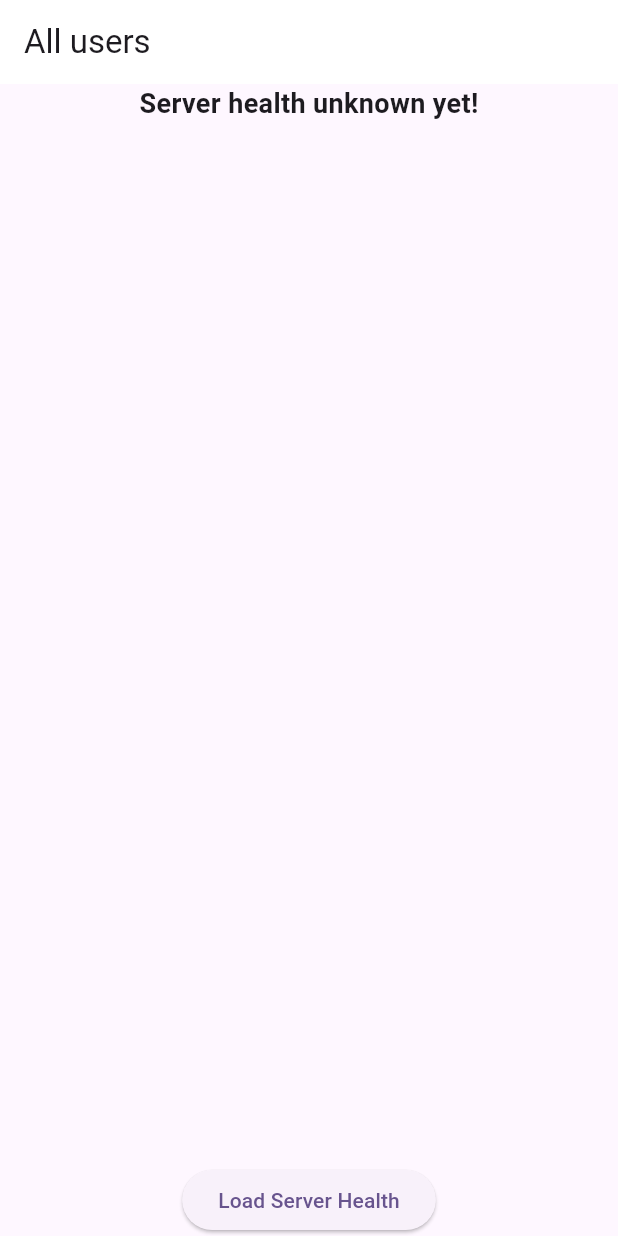
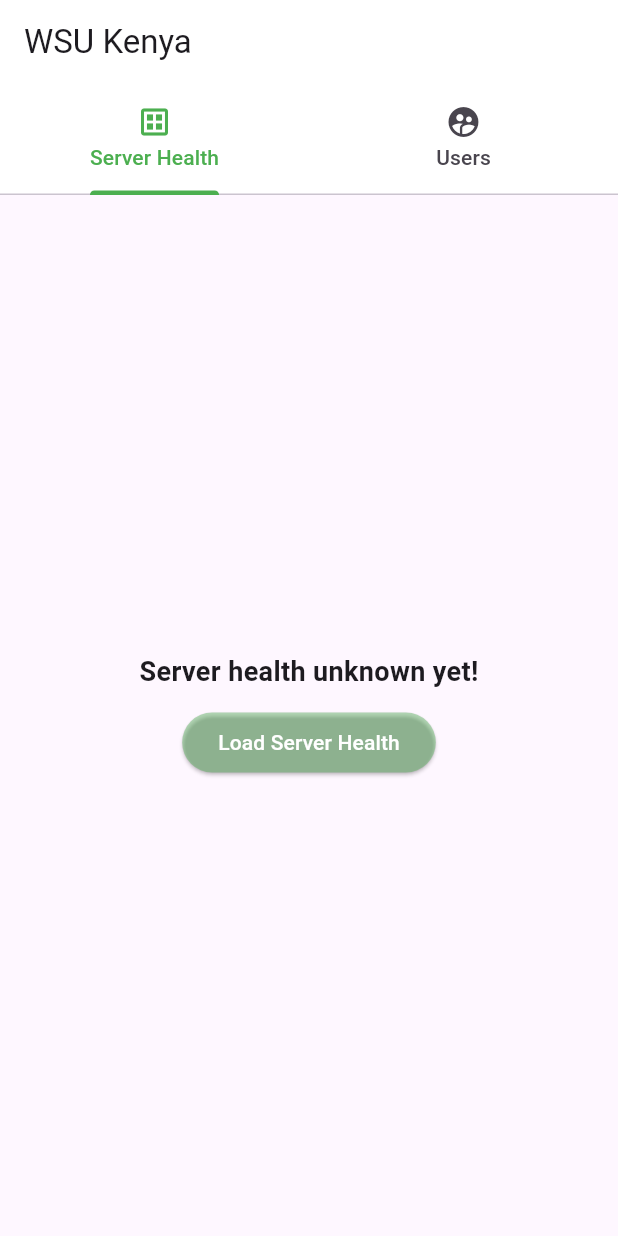
Before and after one commit to rodgersBRY/wsu-flutter-repo, a Flutter app: the screen it shows after launch, on a phone screen of 412 x 824 dp. Run offline on Flutter 3.47's test engine with Material 3 defaults, Android fonts, the phone set to English and light mode, and no system bars.

Commit message:
fetch all users, view user details

```diff
--- a/lib/models/user.model.dart
+++ b/lib/models/user.model.dart
@@ -1,16 +1,18 @@
-
 class User {
+  String id;
   String firstName;
   String lastName;
   String email;
 
   User({
+    required this.id,
     required this.firstName,
     required this.lastName,
     required this.email,
   });
 
   factory User.fromJson(Map<String, dynamic> json) => User(
+        id: json['_id'],
         firstName: json["firstName"],
         lastName: json["lastName"],
         email: json["email"],
--- a/lib/pages/home.dart
+++ b/lib/pages/home.dart
@@ -1,8 +1,6 @@
-import 'dart:convert';
-
 import 'package:flutter/material.dart';
-import 'package:http/http.dart' as http;
-import 'package:wsu_flutter/utils/app_constants.dart';
+import 'package:wsu_flutter/widgets/server-health-widget.dart';
+import 'package:wsu_flutter/widgets/user-screen-widget.dart';
 
 class HomePage extends StatefulWidget {
   const HomePage({super.key});
@@ -12,69 +10,35 @@ class HomePage extends StatefulWidget {
 }
 
 class _HomePageState extends State<HomePage> {
-  String message = "Server health unknown yet!";
-  bool loading = false;
-
-  // method to fetch api health using http package
-  Future loadServerHealth() async {
-    try {
-      setState(() {
-        loading = true;
-      });
-
-      final response =
-          await http.get(Uri.parse("${AppConstants.baseUrl}/api/health"));
-
-      var jsonData = json.decode(response.body);
-
-      setState(() {
-        message = jsonData['message'];
-      });
-    } catch (err) {
-      setState(() {
-        message = "Unable to connect to server";
-      });
-    } finally {
-      setState(() {
-        loading = false;
-      });
-    }
-
-    // Print debug statement
-    print("Loading status: $loading");
-  }
-
   @override
   Widget build(BuildContext context) {
-    return Scaffold(
-      appBar: AppBar(
-        title: const Text('All users'),
-        backgroundColor: Colors.white,
-      ),
-      body: Column(
-        crossAxisAlignment: CrossAxisAlignment.start,
-        children: [
-          Center(
-            child: loading
-                ? const CircularProgressIndicator(
-                    color: Colors.grey,
-                  )
-                : Text(
-                    message,
-                    style: const TextStyle(
-                      fontSize: 18,
-                      fontWeight: FontWeight.bold,
-                    ),
-                  ),
+    return DefaultTabController(
+      length: 2,
+      child: Scaffold(
+        appBar: AppBar(
+          title: const Text('WSU Kenya'),
+          backgroundColor: Colors.white,
+          bottom: const TabBar(
+            indicatorColor: Colors.green,
+            labelColor: Colors.green,
+            tabs: [
+              Tab(
+                text: "Server Health",
+                icon: Icon(Icons.dataset_outlined),
+              ),
+              Tab(
+                text: "Users",
+                icon: Icon(Icons.supervised_user_circle),
+              ),
+            ],
           ),
-          Expanded(child: Container()),
-          Center(
-            child: ElevatedButton(
-              onPressed: loadServerHealth,
-              child: const Text("Load Server Health"),
-            ),
-          )
-        ],
+        ),
+        body: const TabBarView(
+          children: [
+            ServerHealthWidget(),
+            UserScreenWidget(),
+          ],
+        ),
       ),
     );
   }
--- /dev/null
+++ b/lib/widgets/server-health-widget.dart
@@ -0,0 +1,77 @@
+import 'dart:convert';
+
+import 'package:flutter/material.dart';
+import 'package:http/http.dart' as http;
+
+import '../utils/app_constants.dart';
+
+class ServerHealthWidget extends StatefulWidget {
+  const ServerHealthWidget({super.key});
+
+  @override
+  State<ServerHealthWidget> createState() => _ServerHealthWidgetState();
+}
+
+class _ServerHealthWidgetState extends State<ServerHealthWidget> {
+  String message = "Server health unknown yet!";
+  bool loading = false;
+
+  // method to fetch api health using http package
+  Future loadServerHealth() async {
+    try {
+      setState(() {
+        loading = true;
+      });
+
+      final response =
+          await http.get(Uri.parse("${AppConstants.baseUrl}/api/health"));
+
+      var jsonData = json.decode(response.body);
+
+      setState(() {
+        message = jsonData['message'];
+      });
+    } catch (err) {
+      setState(() {
+        message = "Unable to connect to server";
+      });
+    } finally {
+      setState(() {
+        loading = false;
+      });
+    }
+  }
+
+  @override
+  Widget build(BuildContext context) {
+    return Padding(
+      padding: const EdgeInsets.all(8.0),
+      child: Column(
+        mainAxisAlignment: MainAxisAlignment.center,
+        children: [
+          loading
+              ? const CircularProgressIndicator(
+                  color: Colors.grey,
+                )
+              : Text(
+                  message,
+                  style: const TextStyle(
+                    fontSize: 18,
+                    fontWeight: FontWeight.bold,
+                  ),
+                ),
+          const SizedBox(height: 10),
+          ElevatedButton(
+            onPressed: loadServerHealth,
+            style: ButtonStyle(
+              backgroundColor:
+                  MaterialStateProperty.all(Colors.green.withOpacity(.4)),
+              foregroundColor: MaterialStateProperty.all(Colors.white),
+            ),
+            child: const Text("Load Server Health"),
+          )
+        ],
+      ),
+    );
+  }
+}
```
Also changed, not shown: lib/controllers/user.controller.dart (+15 -0 lines), lib/pages/user-details-page.dart (added, +66 -0 lines), lib/widgets/user-screen-widget.dart (added, +80 -0 lines). Lines whose indentation alone changed are shown as unchanged.
